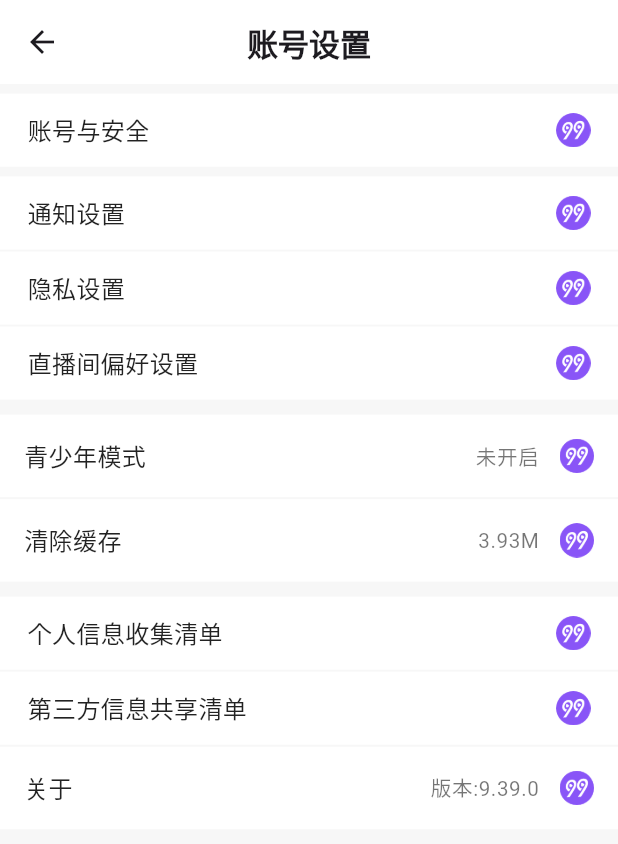
After one commit to operatium/baixinglive, a Flutter app: the Baixing_SettingScene screen opened by its route, on a phone screen of 412 x 824 dp. The commit adds this screen. Shown: the top 844 px of the screen. Run offline on Flutter 3.47's test engine with Material 3 defaults, Android fonts, the phone set to English and light mode, and no system bars; our stand-ins replace cached_network_image, custom_refresh_indicator, easy_refresh, flutter_screenutil, fluttertoast, go_router and 5 more; missing offline and left inert: flutter_debouncer, flutter_vibrate, window_size; accounts and stored records are empty; Roboto replaces fonts that are missing (PingFang SC).

Commit message:
账号与安全

```diff
--- a/lib/api/baixing_api_router.dart
+++ b/lib/api/baixing_api_router.dart
@@ -1,9 +1,11 @@
+import '../scene/baixing_account_security_scene.dart';
 import '../scene/baixing_enter_teenager_mode_scene.dart';
 import '../scene/baixing_home_scene.dart';
 import '../scene/baixing_login_scene.dart';
 import '../scene/baixing_real_name_auth_scene.dart';
 import '../scene/baixing_select_login_scene.dart';
 import '../scene/baixing_set_anchor_phone_scene.dart';
+import '../scene/baixing_setting_scene.dart';
 import '../scene/baixing_splash_scene.dart';
 import '../scene/baixing_teenager_content_scene.dart';
 import '../scene/baixing_video_player_scene.dart';
@@ -69,6 +71,18 @@ GoRouter baixing_createGoRouter() {
           return Baixing_SetAnchorPhoneScene();
         },
       ),
+      GoRoute(
+        path: '/setting',
+        builder: (context, state) {
+          return Baixing_SettingScene();
+        },
+      ),
+      GoRoute(
+        path: '/account',
+        builder: (context, state) {
+          return Baixing_AccountSecurityScene();
+        },
+      ),
     ],
   );
 }
--- a/lib/fragment/baixing_live_page_fragment.dart
+++ b/lib/fragment/baixing_live_page_fragment.dart
@@ -1,10 +1,8 @@
-import 'package:baixinglive/compat/baixing_toast.dart';
 import 'package:baixinglive/provider/baixing_live_streaming_column_model.dart';
 import 'package:baixinglive/widget/baixing_empty_widget.dart';
 import 'package:flutter/cupertino.dart';
 import 'package:flutter/material.dart';
 import 'package:flutter_screenutil/flutter_screenutil.dart';
-import 'package:go_router/go_router.dart';
 import 'package:provider/provider.dart';
 import 'package:tuple/tuple.dart';
 
--- /dev/null
+++ b/lib/scene/baixing_setting_scene.dart
@@ -0,0 +1,229 @@
+import 'package:baixinglive/api/baixing_api.dart';
+
+import '../api/baixing_api_flutter.dart';
+import '../api/baixing_api_thirdapi.dart';
+import '../api/baixing_api_time.dart';
+import '../compat/baixing_toast.dart';
+
+class Baixing_SettingScene extends StatefulWidget {
+  Baixing_SettingScene({super.key});
+
+  @override
+  State<StatefulWidget> createState() {
+    return _Baixing_SettingSceneState();
+  }
+}
+
+class _Baixing_SettingSceneState extends State<Baixing_SettingScene> {
+  final _baixing_debouncer = Debouncer();
+
+  @override
+  Widget build(BuildContext context) {
+    return SafeArea(
+      child: Scaffold(
+        appBar: AppBar(
+          backgroundColor: Colors.white,
+          title: Text('账号设置'),
+          centerTitle: true,
+          leading: IconButton(
+            icon: Icon(Icons.arrow_back),
+            onPressed: () {
+              Navigator.pop(context);
+            },
+          ),
+        ),
+        body: Column(
+          children: [
+            SizedBox(height: 5.h),
+            _baixing_addClick(
+              '账号与安全',
+              _buildSettingItem(
+                '账号与安全',
+                'images/baixing_99.webp', // 请根据实际情况修改图片路径
+              ),
+            ),
+            SizedBox(height: 5.h),
+            _baixing_addClick(
+              '通知设置',
+              _buildSettingItem(
+                '通知设置',
+                'images/baixing_99.webp', // 请根据实际情况修改图片路径
+              ),
+            ),
+            SizedBox(height: 1.h),
+            _baixing_addClick(
+              '隐私设置',
+              _buildSettingItem(
+                '隐私设置',
+                'images/baixing_99.webp', // 请根据实际情况修改图片路径
+              ),
+            ),
+            SizedBox(height: 1.h),
+            _baixing_addClick(
+              '直播间偏好设置',
+              _buildSettingItem(
+                '直播间偏好设置',
+                'images/baixing_99.webp', // 请根据实际情况修改图片路径
+              ),
+            ),
+            SizedBox(height: 10),
+            _baixing_addClick("青少年模式", _buildYouthModeItem()),
+            SizedBox(height: 1.h),
+            _baixing_addClick("清除缓存", _buildClearCacheItem()),
+            SizedBox(height: 10),
+            _baixing_addClick(
+              '个人信息收集清单',
+              _buildSettingItem(
+                '个人信息收集清单',
+                'images/baixing_99.webp', // 请根据实际情况修改图片路径
+              ),
+            ),
+            SizedBox(height: 1.h),
+            _baixing_addClick(
+              '第三方信息共享清单',
+              _buildSettingItem(
+                '第三方信息共享清单',
+                'images/baixing_99.webp', // 请根据实际情况修改图片路径
+              ),
+            ),
+            SizedBox(height: 1.h),
+            _baixing_addClick("关于", _buildAboutItem()),
+          ],
+        ),
+      ),
+    );
+  }
+
+  Widget _baixing_addClick(String event, Widget child) {
+    return GestureDetector(onTap: _obtainClickListener(event), child: child);
+  }
+
+  Widget _buildSettingItem(String title, String arrowAsset) {
+    return Container(
+      color: Colors.white,
+      padding: EdgeInsets.symmetric(vertical: 10.h, horizontal: 16.w),
+      child: Row(
+        children: [
+          Expanded(
+            child: Text(title, style: Theme.of(context).textTheme.bodyMedium),
+          ),
+          SizedBox(width: 8.w),
+          Image.asset(arrowAsset, width: 20.w, height: 20.w),
+        ],
+      ),
+    );
+  }
+
+  Widget _buildYouthModeItem() {
+    Baixing_TeenagerModeModel teenagerModeModel = context.watch();
+    return Container(
+      color: Colors.white,
+      padding: EdgeInsets.symmetric(vertical: 16, horizontal: 16),
+      child: Row(
+        children: [
+          Expanded(
+            child: Text('青少年模式', style: Theme.of(context).textTheme.bodyMedium),
+          ),
+          Text(
+            teenagerModeModel.baixing_enable ? '开启' : '未开启',
+            style: Theme.of(context).textTheme.bodySmall,
+          ),
+          SizedBox(width: 12.w),
+          Image.asset(
+            'images/baixing_99.webp', // 请根据实际情况修改图片路径
+            width: 20.w,
+            height: 20.w,
+          ),
+        ],
+      ),
+    );
+  }
+
+  Widget _buildClearCacheItem() {
+    return Container(
+      color: Colors.white,
+      padding: EdgeInsets.symmetric(vertical: 16, horizontal: 16),
+      child: Row(
+        children: [
+          Expanded(
+            child: Text('清除缓存', style: Theme.of(context).textTheme.bodyMedium),
+          ),
+          Text('3.93M', style: Theme.of(context).textTheme.bodySmall),
+          SizedBox(width: 12.w),
+          Image.asset(
+            'images/baixing_99.webp', // 请根据实际情况修改图片路径
+            width: 20.w,
+            height: 20.w,
+          ),
+        ],
+      ),
+    );
+  }
+
+  Widget _buildAboutItem() {
+    return Container(
+      color: Colors.white,
+      padding: EdgeInsets.symmetric(vertical: 16, horizontal: 16),
+      child: Row(
+        children: [
+          Expanded(
+            child: Text('关于', style: Theme.of(context).textTheme.bodyMedium),
+          ),
+          Text('版本:9.39.0', style: Theme.of(context).textTheme.bodySmall),
+          SizedBox(width: 12.w),
+          Image.asset(
+            'images/baixing_99.webp', // 请根据实际情况修改图片路径
+            width: 20.w,
+            height: 20.w,
+          ),
+        ],
+      ),
+    );
+  }
+
+  VoidCallback _obtainClickListener(String event) {
+    ontap() {
+      switch (event) {
+        case "账号与安全":
+          GoRouter.of(context).push("/account");
+          break;
+        case "通知设置":
+          GoRouter.of(context).push("/notification");
+          break;
+        case "隐私设置":
+          GoRouter.of(context).push("/privacy");
+          break;
+        case "直播间偏好设置":
+          GoRouter.of(context).push("/room_preference");
+          break;
+        case "个人信息收集清单":
+          GoRouter.of(context).push("/personal_info");
+          break;
+        case "第三方信息共享清单":
+          GoRouter.of(context).push("/third_party_info");
+          break;
+        case "关于":
+          GoRouter.of(context).push("/about");
+          break;
+        case "青少年模式":
+          GoRouter.of(context).push("/teenager");
+          break;
+        case "清除缓存":
+          GoRouter.of(context).push("/clear_cache");
+          break;
+        default:
+          Baixing_Toast.show(event);
+          break;
+      }
+    }
+
+    return () {
+      _baixing_debouncer.debounce(
+        duration: Baixing_dd500ms,
+        onDebounce: () {
+          ontap.call();
+        },
+      );
+    };
+  }
+}
--- a/pubspec.yaml
+++ b/pubspec.yaml
@@ -83,6 +83,7 @@ flutter:
     - images/baixing_girl_xxxl.jpg
     - images/baixing_level_tag3.webp
     - images/baixing_umbrella.png
+    - images/baixing_safe.webp
 
 
   # An image asset can refer to one or more resolution-specific "variants", see
```
Also changed, not shown: lib/fragment/baixing_me_fragment.dart (+40 -47 lines), lib/scene/baixing_account_security_scene.dart (added, +161 -0 lines), changelog.txt, images/baixing_safe.webp (added), 1 other file.
